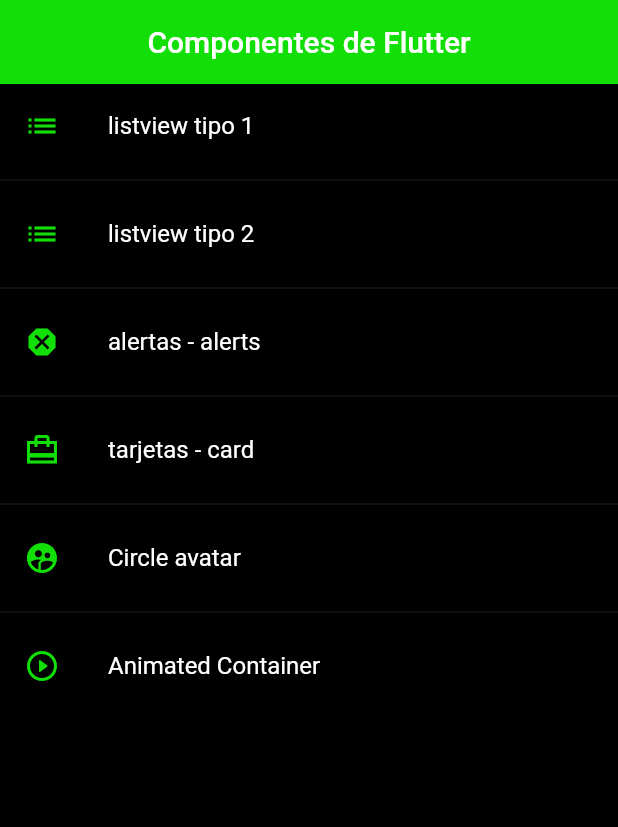
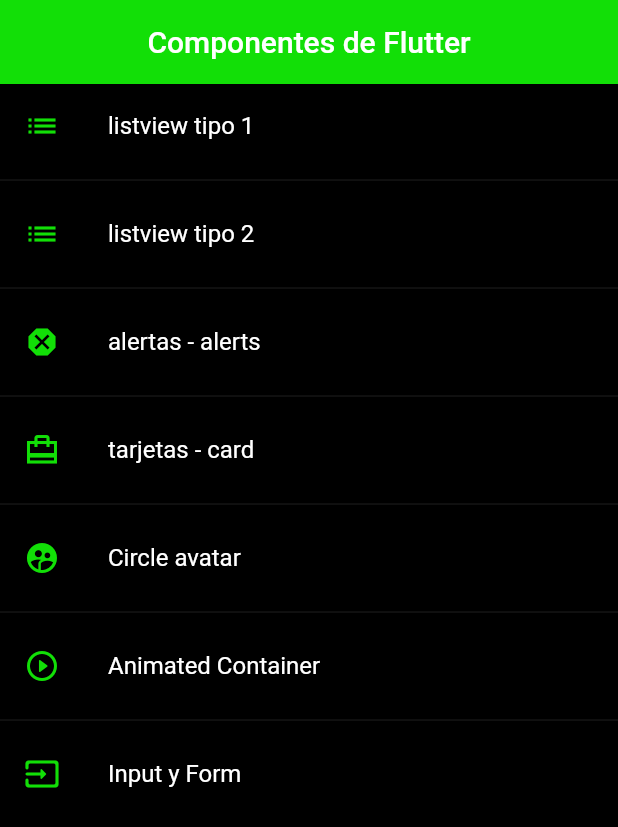
Before and after one commit to JerlibGnzlz/Flutter_components_Android, a Flutter app: the screen it shows after launch, on a phone screen of 412 x 824 dp. Shown: the top 827 px of the screen. Run offline on Flutter 3.47's test engine with Material 2 defaults, Android fonts, the phone set to English and light mode, and no system bars.

```diff
--- a/lib/router/app_router.dart
+++ b/lib/router/app_router.dart
@@ -41,6 +41,11 @@ class AppRoutes {
         icon: Icons.play_circle_outline_rounded,
         name: "Animated Container",
         screen: const AnimatedScreen()),
+         MenuOption(
+        route: "Inputs",
+        icon: Icons.input_rounded,
+        name: "Input y Form",
+        screen: const InputScreen()),
   ];
 
   static Map<String, Widget Function(BuildContext)> getAppRoutes() {
--- a/lib/screens/screens.dart
+++ b/lib/screens/screens.dart
@@ -5,3 +5,4 @@ export 'package:flutter_components/screens/alert_screen.dart';
 export 'package:flutter_components/screens/card_screen.dart';
 export 'package:flutter_components/screens/listView1_screen.dart';
 export 'package:flutter_components/screens/listView2_screen.dart';
+export "package:flutter_components/screens/input_screen.dart";
```
Also changed, not shown: lib/screens/input_screen.dart (added, +34 -0 lines).
